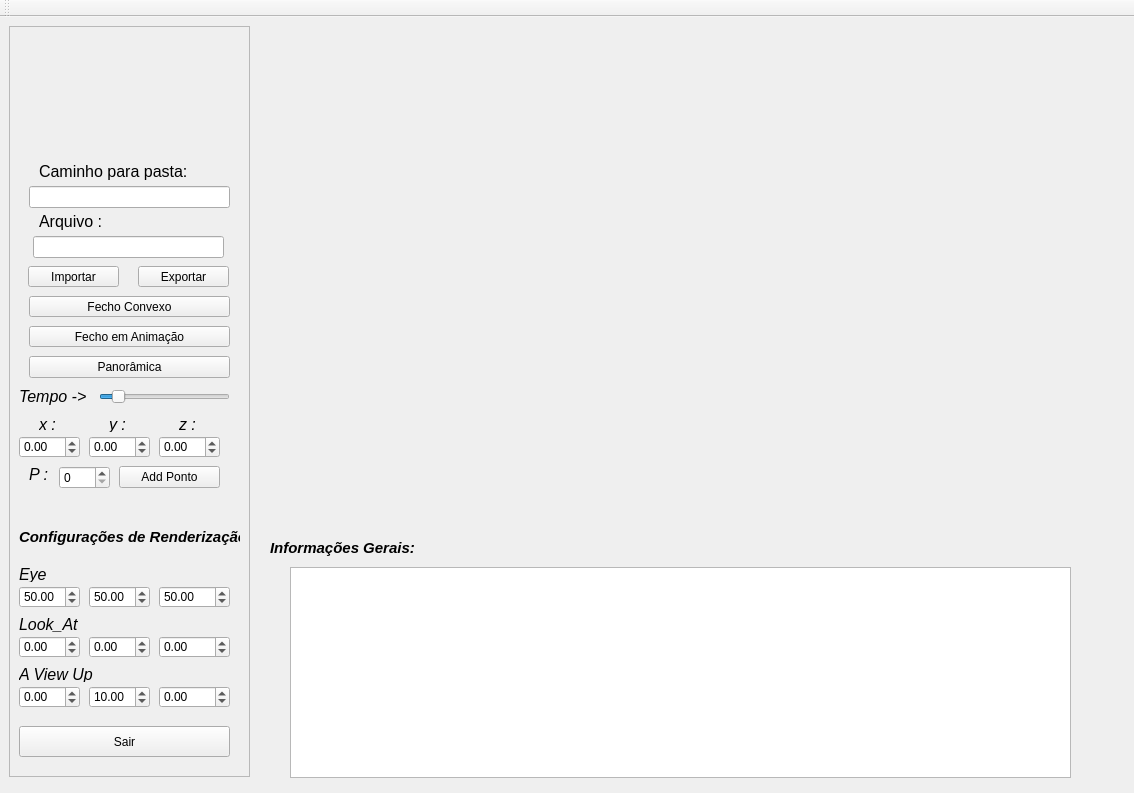
Before: the Qt Designer form OpenGL/mainwindow.ui in Alexandrecajamos/geometria_comp, drawn with Qt 5.
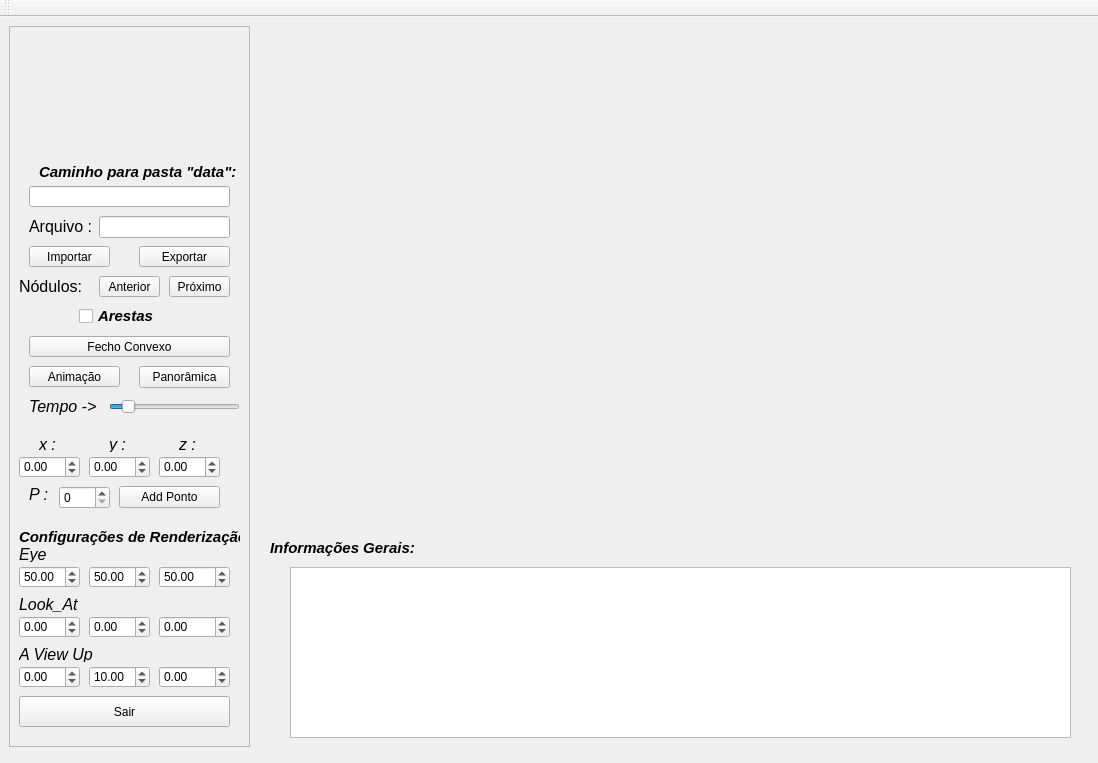
After: the same form once the commit is applied. Icons and pictures are not drawn. Custom widgets are drawn as their Qt base class.

The edit to the form file:
```diff
--- a/OpenGL/mainwindow.ui
+++ b/OpenGL/mainwindow.ui
@@ -6,8 +6,8 @@
    <rect>
     <x>0</x>
     <y>0</y>
-    <width>1134</width>
-    <height>793</height>
+    <width>1098</width>
+    <height>763</height>
    </rect>
   </property>
   <property name="minimumSize">
@@ -26,7 +26,7 @@
       <x>9</x>
       <y>9</y>
       <width>241</width>
-      <height>751</height>
+      <height>721</height>
      </rect>
     </property>
     <property name="frameShape">
@@ -39,7 +39,7 @@
      <property name="geometry">
       <rect>
        <x>10</x>
-       <y>540</y>
+       <y>520</y>
        <width>41</width>
        <height>16</height>
       </rect>
@@ -59,7 +59,7 @@
      <property name="geometry">
       <rect>
        <x>10</x>
-       <y>560</y>
+       <y>540</y>
        <width>61</width>
        <height>22</height>
       </rect>
@@ -78,7 +78,7 @@
      <property name="geometry">
       <rect>
        <x>80</x>
-       <y>560</y>
+       <y>540</y>
        <width>61</width>
        <height>22</height>
       </rect>
@@ -97,7 +97,7 @@
      <property name="geometry">
       <rect>
        <x>150</x>
-       <y>560</y>
+       <y>540</y>
        <width>71</width>
        <height>22</height>
       </rect>
@@ -116,7 +116,7 @@
      <property name="geometry">
       <rect>
        <x>10</x>
-       <y>590</y>
+       <y>570</y>
        <width>71</width>
        <height>16</height>
       </rect>
@@ -136,7 +136,7 @@
      <property name="geometry">
       <rect>
        <x>10</x>
-       <y>610</y>
+       <y>590</y>
        <width>61</width>
        <height>22</height>
       </rect>
@@ -155,7 +155,7 @@
      <property name="geometry">
       <rect>
        <x>80</x>
-       <y>610</y>
+       <y>590</y>
        <width>61</width>
        <height>22</height>
       </rect>
@@ -174,7 +174,7 @@
      <property name="geometry">
       <rect>
        <x>150</x>
-       <y>610</y>
+       <y>590</y>
        <width>71</width>
        <height>22</height>
       </rect>
@@ -196,7 +196,7 @@
      <property name="geometry">
       <rect>
        <x>10</x>
-       <y>640</y>
+       <y>620</y>
        <width>91</width>
        <height>16</height>
       </rect>
@@ -216,7 +216,7 @@
      <property name="geometry">
       <rect>
        <x>10</x>
-       <y>660</y>
+       <y>640</y>
        <width>61</width>
        <height>22</height>
       </rect>
@@ -235,7 +235,7 @@
      <property name="geometry">
       <rect>
        <x>80</x>
-       <y>660</y>
+       <y>640</y>
        <width>61</width>
        <height>22</height>
       </rect>
@@ -254,7 +254,7 @@
      <property name="geometry">
       <rect>
        <x>150</x>
-       <y>660</y>
+       <y>640</y>
        <width>71</width>
        <height>22</height>
       </rect>
@@ -272,9 +272,9 @@
     <widget class="QLineEdit" name="lineEdit">
      <property name="geometry">
       <rect>
-       <x>24</x>
-       <y>210</y>
-       <width>191</width>
+       <x>90</x>
+       <y>190</y>
+       <width>131</width>
        <height>22</height>
       </rect>
      </property>
@@ -282,10 +282,10 @@
     <widget class="QLabel" name="label">
      <property name="geometry">
       <rect>
-       <x>30</x>
+       <x>20</x>
        <y>180</y>
-       <width>171</width>
-       <height>31</height>
+       <width>71</width>
+       <height>41</height>
       </rect>
      </property>
      <property name="font">
@@ -303,8 +303,8 @@
     <widget class="QPushButton" name="Exp">
      <property name="geometry">
       <rect>
-       <x>129</x>
-       <y>240</y>
+       <x>130</x>
+       <y>220</y>
        <width>91</width>
        <height>21</height>
       </rect>
@@ -316,9 +316,9 @@
     <widget class="QPushButton" name="Imp">
      <property name="geometry">
       <rect>
-       <x>19</x>
-       <y>240</y>
-       <width>91</width>
+       <x>20</x>
+       <y>220</y>
+       <width>81</width>
        <height>21</height>
       </rect>
      </property>
@@ -330,13 +330,13 @@
      <property name="geometry">
       <rect>
        <x>20</x>
-       <y>300</y>
-       <width>201</width>
+       <y>340</y>
+       <width>91</width>
        <height>21</height>
       </rect>
      </property>
      <property name="text">
-      <string>Fecho em Animação</string>
+      <string>Animação</string>
      </property>
     </widget>
     <widget class="QLabel" name="label_43">
@@ -365,7 +365,7 @@
      <property name="geometry">
       <rect>
        <x>10</x>
-       <y>700</y>
+       <y>670</y>
        <width>211</width>
        <height>31</height>
       </rect>
@@ -378,7 +378,7 @@
      <property name="geometry">
       <rect>
        <x>20</x>
-       <y>270</y>
+       <y>310</y>
        <width>201</width>
        <height>21</height>
       </rect>
@@ -390,8 +390,8 @@
     <widget class="QSlider" name="Vel">
      <property name="geometry">
       <rect>
-       <x>90</x>
-       <y>360</y>
+       <x>100</x>
+       <y>370</y>
        <width>131</width>
        <height>21</height>
       </rect>
@@ -409,8 +409,8 @@
     <widget class="QLabel" name="label_45">
      <property name="geometry">
       <rect>
-       <x>10</x>
-       <y>360</y>
+       <x>20</x>
+       <y>370</y>
        <width>71</width>
        <height>20</height>
       </rect>
@@ -448,9 +448,9 @@
     <widget class="QPushButton" name="panoramica">
      <property name="geometry">
       <rect>
-       <x>20</x>
-       <y>330</y>
-       <width>201</width>
+       <x>130</x>
+       <y>340</y>
+       <width>91</width>
        <height>22</height>
       </rect>
      </property>
@@ -462,7 +462,7 @@
      <property name="geometry">
       <rect>
        <x>10</x>
-       <y>410</y>
+       <y>430</y>
        <width>61</width>
        <height>22</height>
       </rect>
@@ -481,7 +481,7 @@
      <property name="geometry">
       <rect>
        <x>80</x>
-       <y>410</y>
+       <y>430</y>
        <width>61</width>
        <height>22</height>
       </rect>
@@ -500,7 +500,7 @@
      <property name="geometry">
       <rect>
        <x>150</x>
-       <y>410</y>
+       <y>430</y>
        <width>61</width>
        <height>22</height>
       </rect>
@@ -519,7 +519,7 @@
      <property name="geometry">
       <rect>
        <x>50</x>
-       <y>440</y>
+       <y>460</y>
        <width>51</width>
        <height>23</height>
       </rect>
@@ -529,7 +529,7 @@
      <property name="geometry">
       <rect>
        <x>110</x>
-       <y>440</y>
+       <y>460</y>
        <width>101</width>
        <height>22</height>
       </rect>
@@ -542,7 +542,7 @@
      <property name="geometry">
       <rect>
        <x>20</x>
-       <y>440</y>
+       <y>460</y>
        <width>20</width>
        <height>16</height>
       </rect>
@@ -562,7 +562,7 @@
      <property name="geometry">
       <rect>
        <x>30</x>
-       <y>390</y>
+       <y>410</y>
        <width>16</width>
        <height>16</height>
       </rect>
@@ -582,7 +582,7 @@
      <property name="geometry">
       <rect>
        <x>100</x>
-       <y>390</y>
+       <y>410</y>
        <width>16</width>
        <height>16</height>
       </rect>
@@ -602,7 +602,7 @@
      <property name="geometry">
       <rect>
        <x>170</x>
-       <y>390</y>
+       <y>410</y>
        <width>16</width>
        <height>16</height>
       </rect>
@@ -624,7 +624,7 @@
        <x>20</x>
        <y>160</y>
        <width>201</width>
-       <height>22</height>
+       <height>21</height>
       </rect>
      </property>
     </widget>
@@ -633,20 +633,90 @@
       <rect>
        <x>30</x>
        <y>130</y>
-       <width>171</width>
+       <width>201</width>
        <height>31</height>
       </rect>
      </property>
      <property name="font">
       <font>
        <family>Ubuntu</family>
+       <pointsize>11</pointsize>
+       <weight>75</weight>
+       <italic>true</italic>
+       <bold>true</bold>
+      </font>
+     </property>
+     <property name="text">
+      <string>Caminho para pasta &quot;data&quot;:</string>
+     </property>
+    </widget>
+    <widget class="QPushButton" name="P">
+     <property name="geometry">
+      <rect>
+       <x>160</x>
+       <y>250</y>
+       <width>61</width>
+       <height>21</height>
+      </rect>
+     </property>
+     <property name="text">
+      <string>Próximo</string>
+     </property>
+    </widget>
+    <widget class="QPushButton" name="Ant">
+     <property name="geometry">
+      <rect>
+       <x>90</x>
+       <y>250</y>
+       <width>61</width>
+       <height>21</height>
+      </rect>
+     </property>
+     <property name="text">
+      <string>Anterior</string>
+     </property>
+    </widget>
+    <widget class="QLabel" name="label_4">
+     <property name="geometry">
+      <rect>
+       <x>10</x>
+       <y>240</y>
+       <width>71</width>
+       <height>41</height>
+      </rect>
+     </property>
+     <property name="font">
+      <font>
+       <family>Ubuntu</family>
        <pointsize>12</pointsize>
        <weight>50</weight>
        <bold>false</bold>
       </font>
      </property>
      <property name="text">
-      <string>Caminho para pasta:</string>
+      <string>Nódulos:</string>
+     </property>
+    </widget>
+    <widget class="QCheckBox" name="Faces">
+     <property name="geometry">
+      <rect>
+       <x>70</x>
+       <y>280</y>
+       <width>81</width>
+       <height>20</height>
+      </rect>
+     </property>
+     <property name="font">
+      <font>
+       <family>Ubuntu</family>
+       <pointsize>11</pointsize>
+       <weight>75</weight>
+       <italic>true</italic>
+       <bold>true</bold>
+      </font>
+     </property>
+     <property name="text">
+      <string>Arestas</string>
      </property>
     </widget>
    </widget>
@@ -697,7 +767,7 @@
       <x>290</x>
       <y>550</y>
       <width>781</width>
-      <height>211</height>
+      <height>171</height>
      </rect>
     </property>
    </widget>
```
